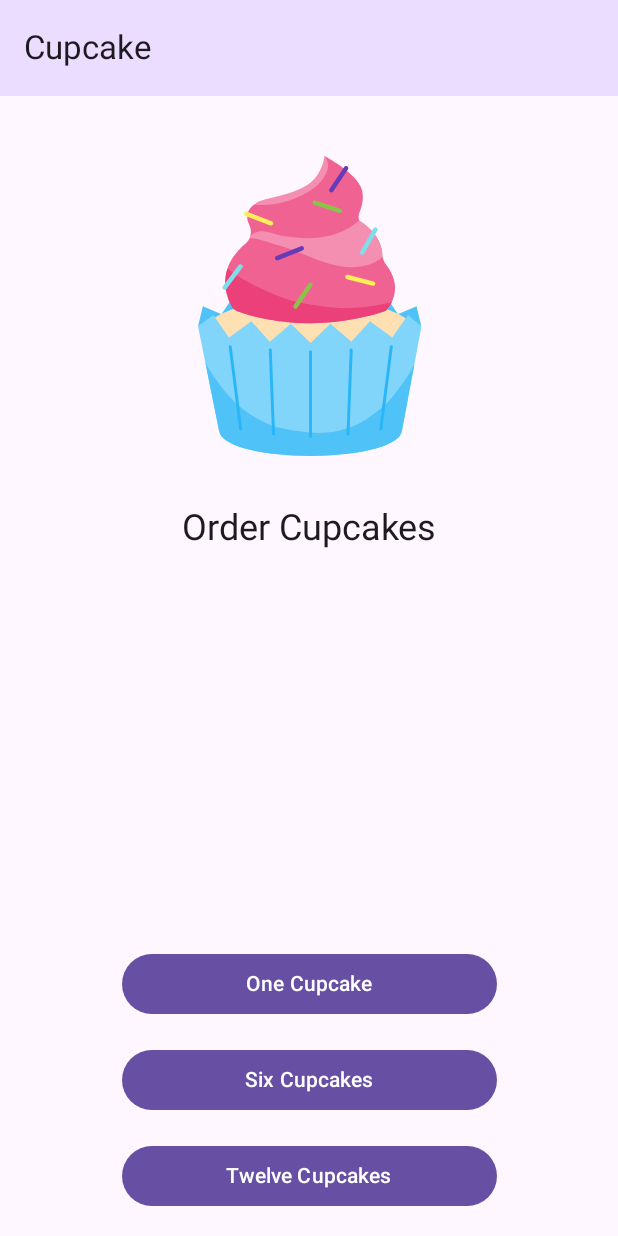
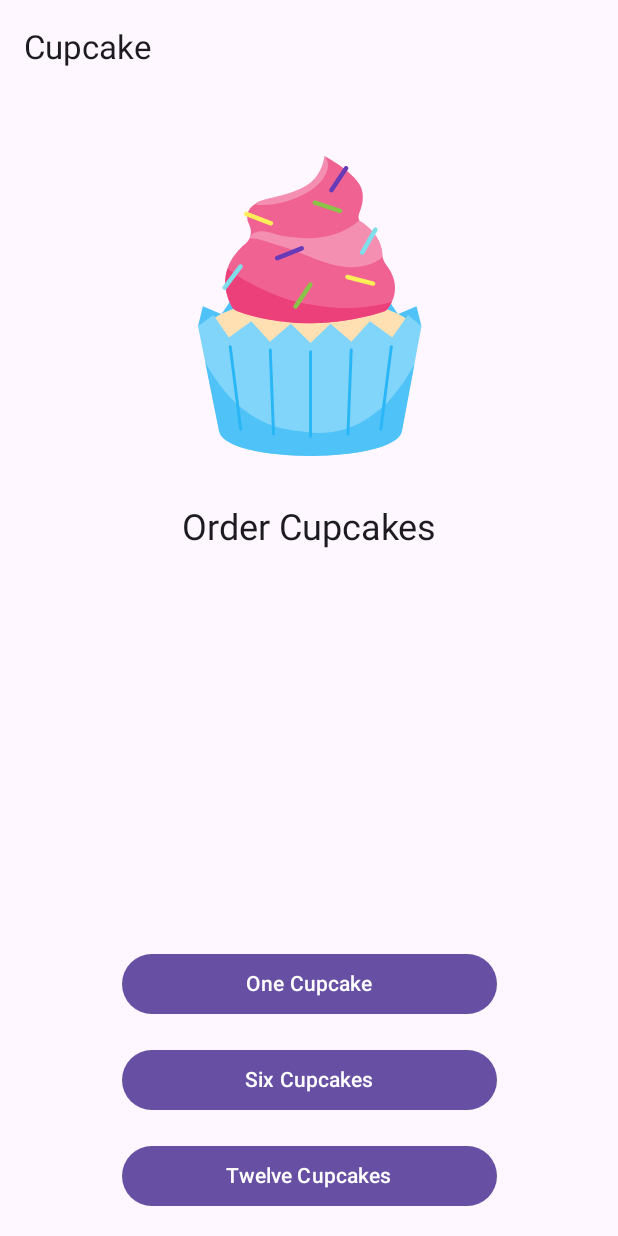
Before and after one commit to a2fr/-8INF865A2024_AF, an Android app built with Jetpack Compose: the screen it shows after launch (MainActivity), on a phone screen of 412 x 824 dp. Run offline under Robolectric (Android 15) with nearby library versions, the phone set to English and light mode, and no system bars.

Commit message:
fin des cupcakes

```diff
--- a/basic-android-kotlin-compose-training-cupcake-starter/app/src/main/java/com/example/cupcake/CupcakeScreen.kt
+++ b/basic-android-kotlin-compose-training-cupcake-starter/app/src/main/java/com/example/cupcake/CupcakeScreen.kt
@@ -17,6 +17,7 @@ package com.example.cupcake
 
 import android.content.Context
 import android.content.Intent
+import androidx.annotation.StringRes
 import androidx.compose.foundation.layout.fillMaxHeight
 import androidx.compose.material.icons.Icons
 import androidx.compose.material.icons.filled.ArrowBack
@@ -42,16 +43,17 @@ import androidx.navigation.compose.composable
 import androidx.compose.foundation.layout.fillMaxSize
 import androidx.compose.ui.platform.LocalContext
 import androidx.compose.ui.res.dimensionResource
+import androidx.navigation.compose.currentBackStackEntryAsState
 import com.example.cupcake.ui.StartOrderScreen
 import com.example.cupcake.data.DataSource
 import com.example.cupcake.ui.OrderSummaryScreen
 import com.example.cupcake.ui.SelectOptionScreen
 
-enum class CupcakeScreen() {
-    Start,
-    Flavor,
-    Pickup,
-    Summary
+enum class CupcakeScreen(@StringRes val title: Int) {
+    Start(title = R.string.app_name),
+    Flavor(title = R.string.choose_flavor),
+    Pickup(title = R.string.choose_pickup_date),
+    Summary(title = R.string.order_summary)
 }
 
 /**
@@ -59,15 +61,13 @@ enum class CupcakeScreen() {
  */
 @Composable
 fun CupcakeAppBar(
+    currentScreen: CupcakeScreen,
     canNavigateBack: Boolean,
     navigateUp: () -> Unit,
     modifier: Modifier = Modifier
 ) {
     TopAppBar(
-        title = { Text(stringResource(id = R.string.app_name)) },
-        colors = TopAppBarDefaults.mediumTopAppBarColors(
-            containerColor = MaterialTheme.colorScheme.primaryContainer
-        ),
+        title = { Text(stringResource(currentScreen.title)) },
         modifier = modifier,
         navigationIcon = {
             if (canNavigateBack) {
@@ -87,12 +87,17 @@ fun CupcakeApp(
     viewModel: OrderViewModel = viewModel(),
     navController: NavHostController = rememberNavController()
 ) {
+    val backStackEntry by navController.currentBackStackEntryAsState()
+    val currentScreen = CupcakeScreen.valueOf(
+        backStackEntry?.destination?.route ?: CupcakeScreen.Start.name
+    )
 
     Scaffold(
         topBar = {
             CupcakeAppBar(
-                canNavigateBack = false,
-                navigateUp = { /* TODO: implement back navigation */ }
+                currentScreen = currentScreen,
+                canNavigateBack = navController.previousBackStackEntry != null,
+                navigateUp = { navController.navigateUp() }
             )
         }
     ) { innerPadding ->
```
